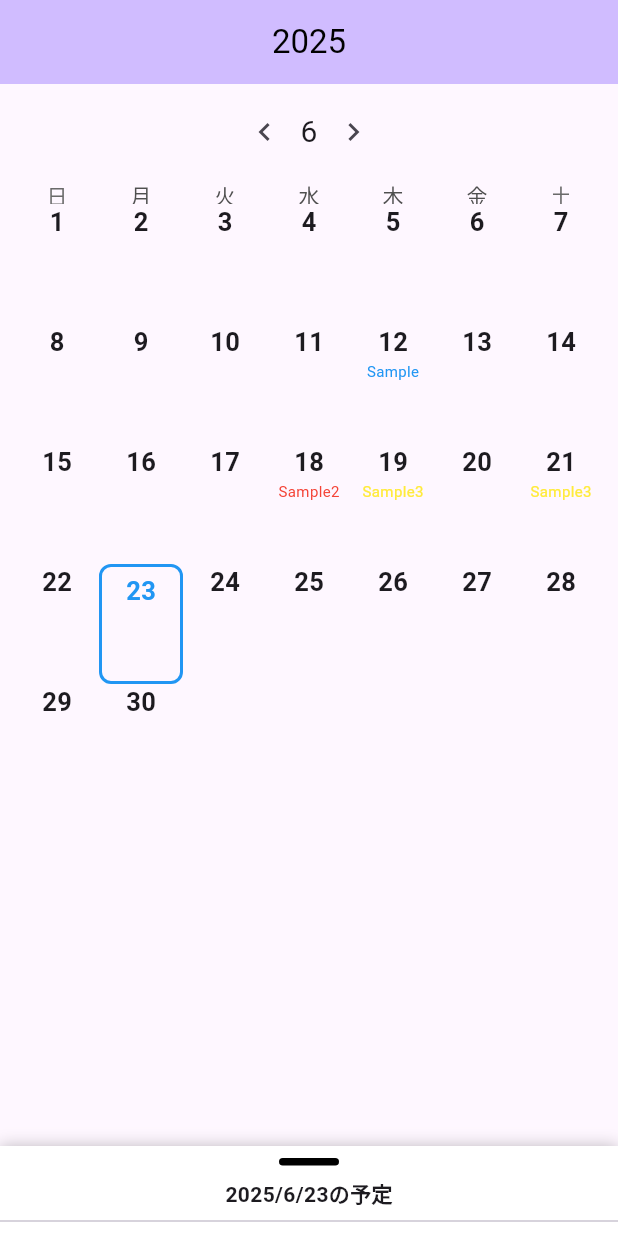
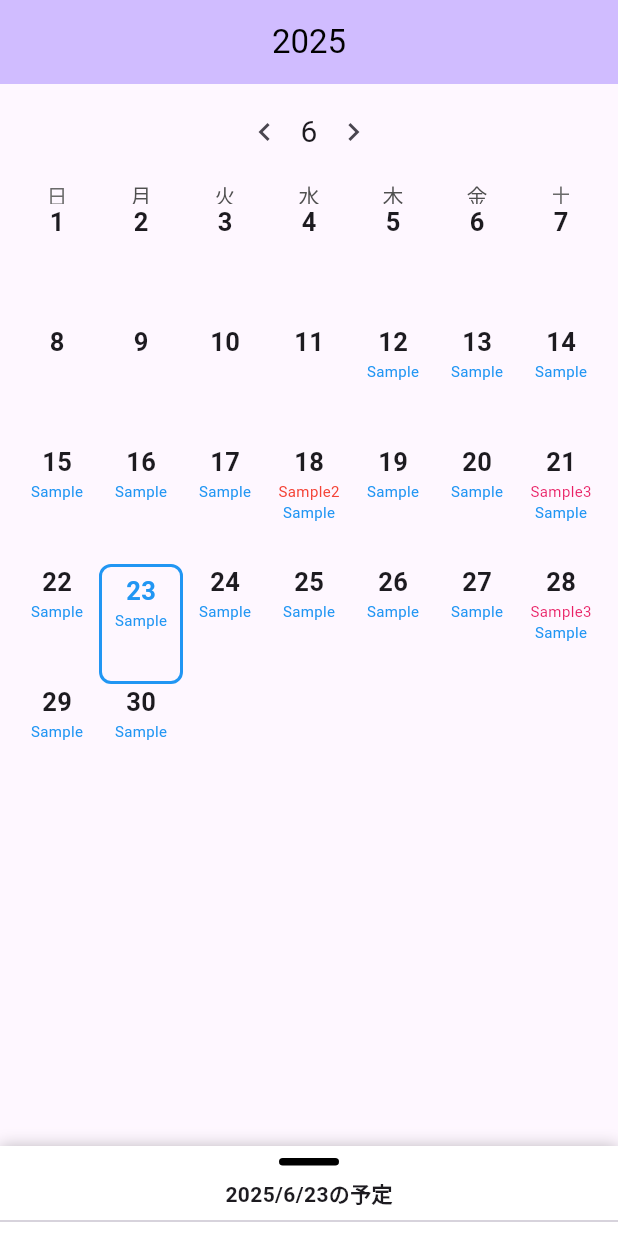
Before and after one commit to h-hashimoto-417/carendarapp, a Flutter app: the screen it shows after launch, on a phone screen of 412 x 824 dp. Run offline on Flutter 3.47's test engine with Material 3 defaults, Android fonts, the phone set to English and light mode, and no system bars; drawn by our look-alikes of sliding_up_panel, table_calendar; our stand-ins replace flutter_hooks, flutter_riverpod, hooks_riverpod, riverpod_annotation; generated files the repository leaves out were written again.

Commit message:
毎週・毎日表示

```diff
--- a/flutter_application/lib/data/TaskManager.dart
+++ b/flutter_application/lib/data/TaskManager.dart
@@ -10,10 +10,9 @@ part 'TaskManager.g.dart';
 
 class TaskController extends _$TaskController{
   final List<Task> sampleTask = [
-    Task(title: 'Sample', requiredHours: 1, color: 1, startTime: [DateTime.utc(2025, 6, 12, 12)]),
+    Task(title: 'Sample', requiredHours: 1, color: 1, repete: RepeteType.daily, startTime: [DateTime.utc(2025, 6, 12, 12)]),
     Task(title: 'Sample2', requiredHours: 2, color: 0, startTime: [DateTime.utc(2025, 6, 18, 11)]),
-    Task(title: 'Sample3', requiredHours: 2, color: 2, startTime: [DateTime.utc(2025, 6, 19, 11), DateTime.utc(2025, 6, 21, 10)]),
-
+    Task(title: 'Sample3', requiredHours: 2, color: 4, repete: RepeteType.weekly, startTime: [DateTime.utc(2025, 7, 23, 12), DateTime.utc(2025, 6, 21, 10)]),
   ];
 
   @override
--- a/flutter_application/lib/screens/screen_calendar.dart
+++ b/flutter_application/lib/screens/screen_calendar.dart
@@ -47,15 +47,36 @@ class ScreenCalendar extends HookConsumerWidget {
       final List<ScheduledTask> scheduledTasks = [];
 
       for (final task in taskProvider) {
-        if (task.startTime == null) continue;
-          for (final dt in task.startTime!) {
-            if (isSameDay(dt, day)) {
-              scheduledTasks.add(ScheduledTask(task: task, dateTime: dt));
+        final times = task.startTime;
+        if (times == null) continue;
+
+          for (final dt in times) {
+            switch (task.repete) {
+              case RepeteType.none:
+                if (isSameDay(dt, day)) {
+                  scheduledTasks.add(ScheduledTask(task: task, dateTime: dt));
+                }
+              break;
+
+              case RepeteType.daily:
+                // 指定日以降、毎日繰り返す
+                if (dt.isBefore(day) || isSameDay(dt, day)) {
+                  final repeated = DateTime(day.year, day.month, day.day, dt.hour, dt.minute);
+                  scheduledTasks.add(ScheduledTask(task: task, dateTime: repeated));
+                }
+                break;
+
+              case RepeteType.weekly:
+                // 指定日以降、毎週同じ曜日に繰り返す
+                if ((dt.isBefore(day) || isSameDay(dt, day)) && dt.weekday == day.weekday) {
+                  final repeated = DateTime(day.year, day.month, day.day, dt.hour, dt.minute);
+                  scheduledTasks.add(ScheduledTask(task: task, dateTime: repeated));
+                }
+                break;
             }
           }
       }
 
-  // 開始日時でソート
       scheduledTasks.sort((a, b) => a.dateTime.compareTo(b.dateTime));
       return scheduledTasks;
     }
```
